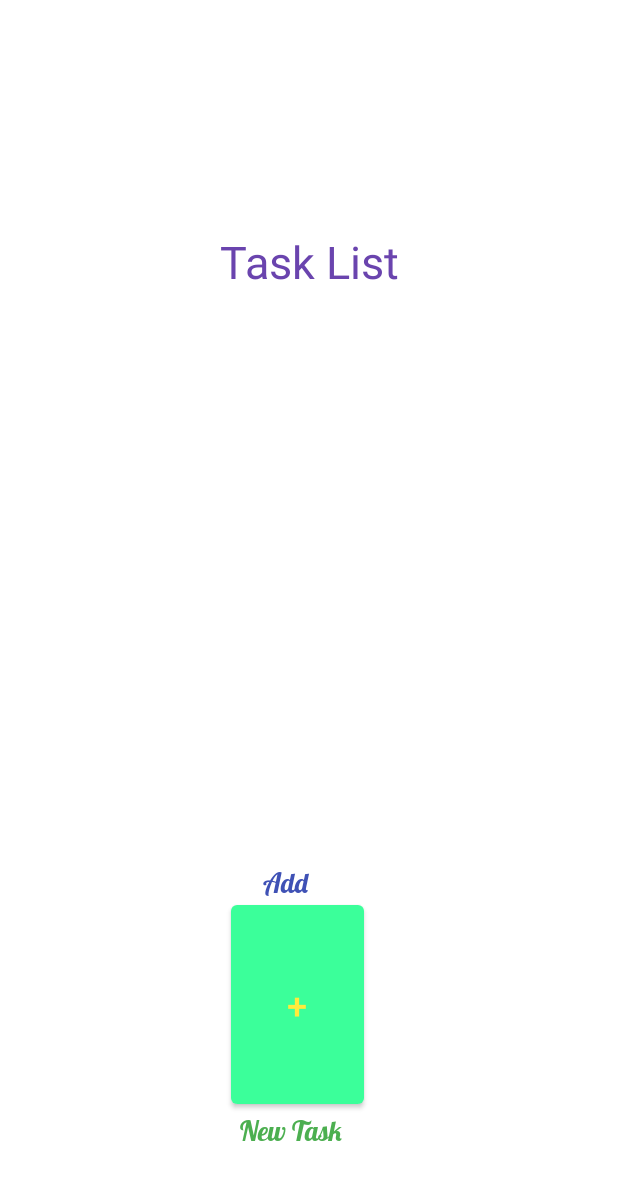
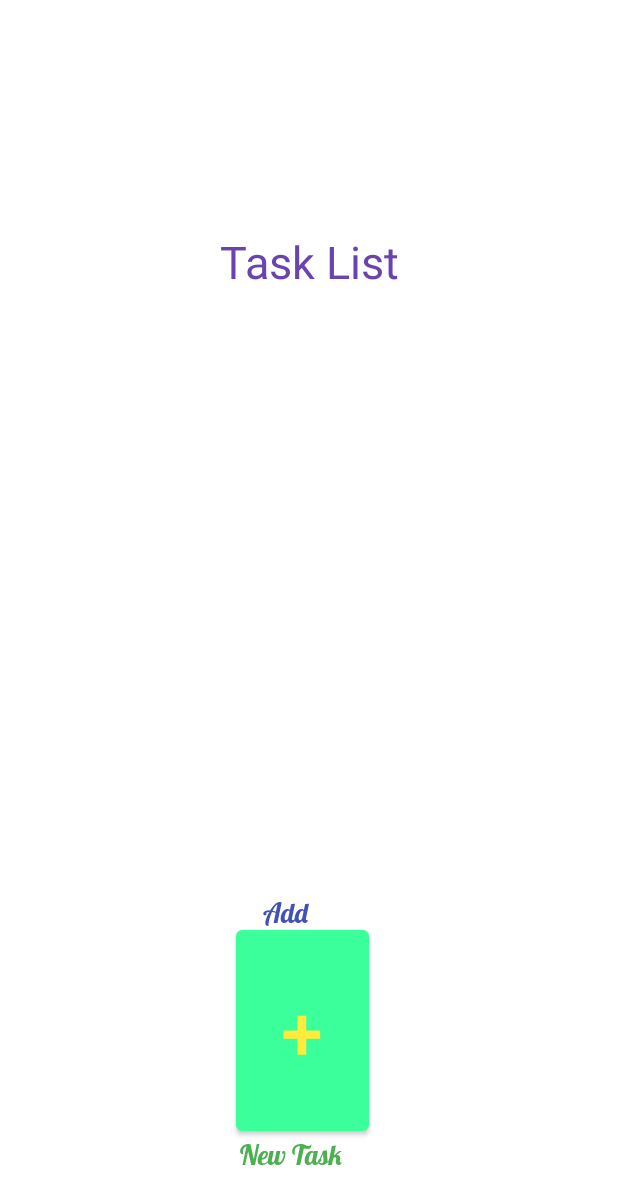
Before and after one commit to MdRashidulIkram/TheCompanion_onAndroid, an Android app: the layout activity_task_list.xml on its own in the app's theme, with its tools: preview values and no code run, on a phone screen of 412 x 824 dp. Shown: the top 1204 px of the screen. Run offline under Robolectric (Android 15) with nearby library versions, the phone set to English and light mode, and no system bars; Roboto replaces fonts that are not available here.

Commit message:
task list added

```diff
--- a/app/build.gradle
+++ b/app/build.gradle
@@ -12,6 +12,7 @@ android {
         targetSdkVersion 30
         versionCode 1
         versionName "1.0"
+        multiDexEnabled true
 
         testInstrumentationRunner "androidx.test.runner.AndroidJUnitRunner"
     }
@@ -33,12 +34,13 @@ dependencies {
     implementation platform('com.google.firebase:firebase-bom:27.1.0')
     implementation 'com.google.firebase:firebase-auth'
     implementation 'com.google.firebase:firebase-analytics'
-
+    implementation 'androidx.multidex:multidex:2.0.1'
     implementation 'androidx.appcompat:appcompat:1.2.0'
     implementation 'com.google.android.material:material:1.3.0'
     implementation 'androidx.constraintlayout:constraintlayout:2.0.4'
     implementation 'com.google.firebase:firebase-auth:19.2.0'
     implementation 'com.google.firebase:firebase-database:19.5.1'
+    implementation 'com.google.firebase:firebase-firestore:22.1.2'
     testImplementation 'junit:junit:4.+'
     androidTestImplementation 'androidx.test.ext:junit:1.1.2'
     androidTestImplementation 'androidx.test.espresso:espresso-core:3.3.0'
--- a/app/src/main/res/layout/activity_custom_array_adapter.xml
+++ b/app/src/main/res/layout/activity_custom_array_adapter.xml
@@ -17,7 +17,7 @@
             android:layout_width="348dp"
             android:layout_height="51dp"
             android:layout_marginBottom="32dp"
-            android:background="#78CFB0"
+            android:background="#3BFF9A"
             android:orientation="vertical"
             app:layout_constraintBottom_toBottomOf="parent"
             app:layout_constraintEnd_toEndOf="parent"
--- a/app/src/main/res/layout/activity_task_list.xml
+++ b/app/src/main/res/layout/activity_task_list.xml
@@ -46,13 +46,13 @@
         android:layout_alignParentTop="true"
         android:layout_alignParentEnd="true"
         android:layout_alignParentBottom="true"
-        android:layout_marginStart="154dp"
-        android:layout_marginTop="597dp"
-        android:layout_marginEnd="169dp"
-        android:layout_marginBottom="82dp"
+        android:layout_marginStart="157dp"
+        android:layout_marginTop="614dp"
+        android:layout_marginEnd="166dp"
+        android:layout_marginBottom="64dp"
         android:text="+"
         android:textColor="#FFEB3B"
-        android:textSize="24sp"
+        android:textSize="50sp"
         app:backgroundTint="#3BFF9A" />
 
     <TextView
@@ -64,9 +64,9 @@
         android:layout_alignParentEnd="true"
         android:layout_alignParentBottom="true"
         android:layout_marginStart="171dp"
-        android:layout_marginTop="577dp"
+        android:layout_marginTop="597dp"
         android:layout_marginEnd="181dp"
-        android:layout_marginBottom="135dp"
+        android:layout_marginBottom="115dp"
         android:fontFamily="@font/lobster"
         android:text=" Add"
         android:textColor="#3F51B5"
@@ -81,7 +81,7 @@
         android:layout_alignParentBottom="true"
         android:layout_marginStart="160dp"
         android:layout_marginEnd="117dp"
-        android:layout_marginBottom="38dp"
+        android:layout_marginBottom="22dp"
         android:fontFamily="@font/lobster"
         android:text="New Task"
         android:textColor="#4CAF50"
```
Also changed, not shown: app/src/main/java/com/example/the_companion/AddTaskActivity.java (+40 -9 lines), app/src/main/java/com/example/the_companion/Add_task.java (+52 -0 lines), app/src/main/java/com/example/the_companion/Task.java (+5 -4 lines).
